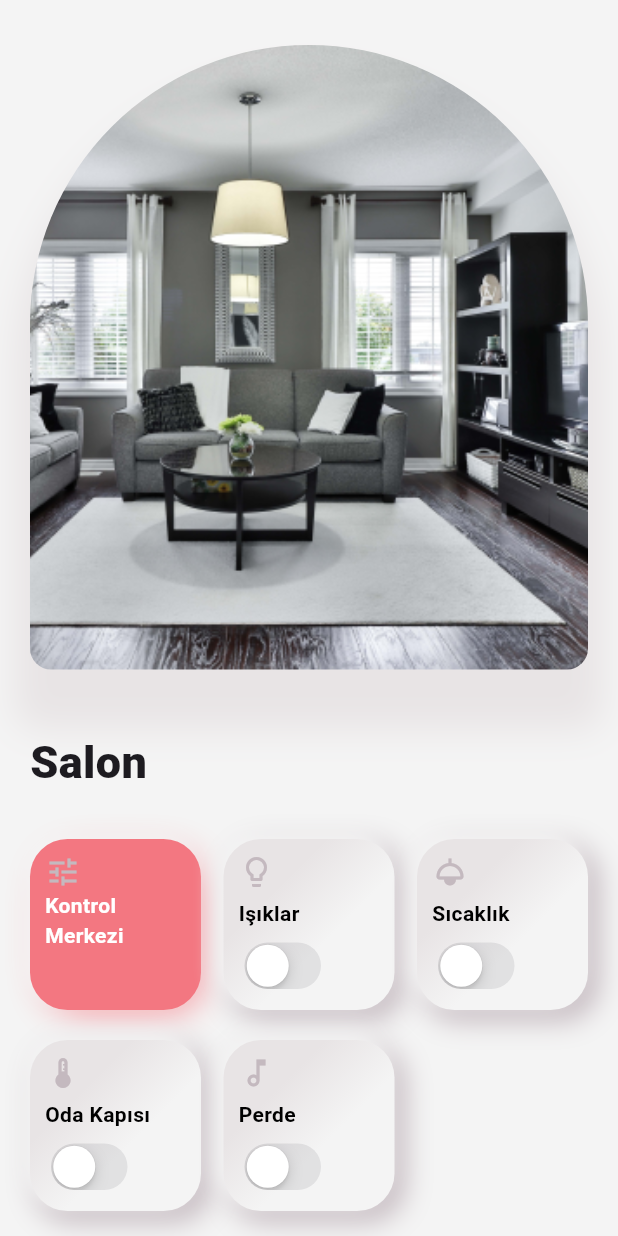
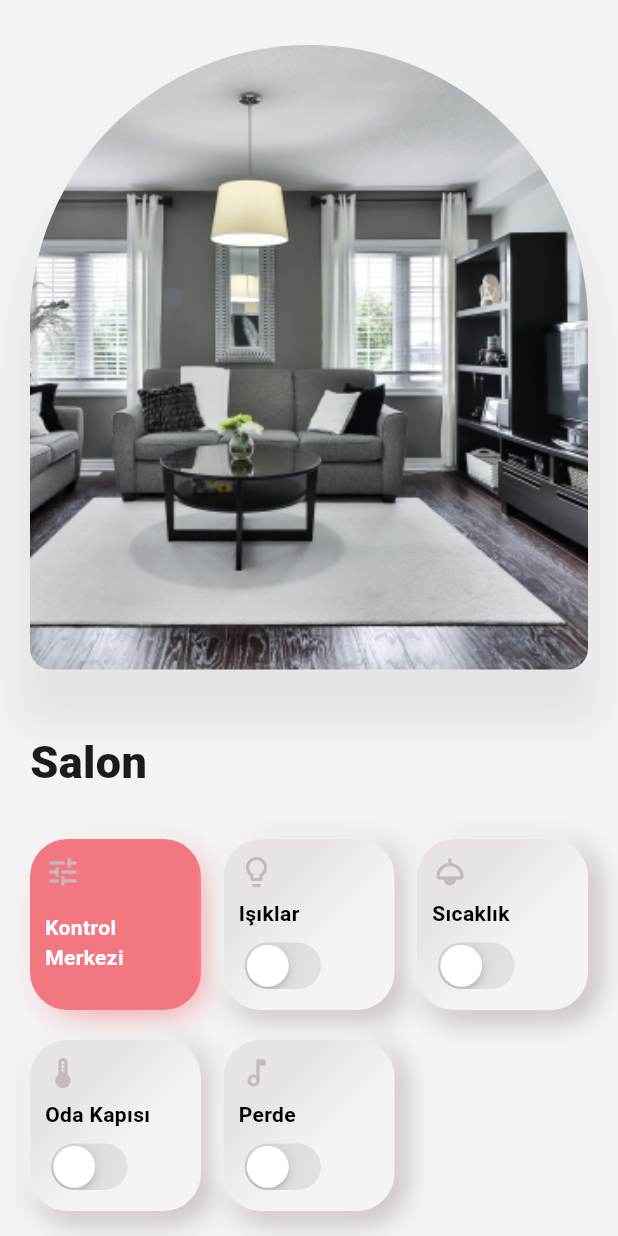
Before and after one commit to emnozturkq/homesmartapp, a Flutter app: the screen it shows after launch, on a phone screen of 412 x 824 dp. Run offline on Flutter 3.47's test engine with Material 3 defaults, Android fonts, the phone set to English and light mode, and no system bars; our stand-ins replace smooth_page_indicator; missing offline and left inert: mqtt_client.

Commit message:
first UI

```diff
--- a/lib/mqtt/mqtt_manager.dart
+++ b/lib/mqtt/mqtt_manager.dart
@@ -5,6 +5,13 @@ class MqttManager {
   late MqttServerClient client;
   Function(String, String)? onMessageReceived;
   Function()? onConnected;
+  final List<String> topics = [
+    'control_center',
+    'lights',
+    'temperature',
+    'door',
+    'curtain'
+  ];
 
   MqttManager({this.onMessageReceived, this.onConnected}) {
     client = MqttServerClient('broker.emqx.io', '');
@@ -23,6 +30,7 @@ class MqttManager {
 
   void connect() async {
     try {
+      print('Connecting to the MQTT broker...');
       await client.connect();
     } catch (e) {
       print('Exception during connection: $e');
@@ -41,8 +49,9 @@ class MqttManager {
   }
 
   void _resubscribeToTopics() {
-    final topics = ['emn', 'temperature', 'distance', 'fan'];
-    topics.forEach((topic) => subscribeToTopic(topic));
+    for (String topic in topics) {
+      subscribeToTopic(topic);
+    }
   }
 
   void _listenForMessages() {
@@ -66,23 +75,14 @@ class MqttManager {
     }
   }
 
-  void publishMessage(String message) {
+  void publishMessage(String topic, String message) {
     if (client.connectionStatus!.state == MqttConnectionState.connected) {
       final builder = MqttClientPayloadBuilder();
       builder.addString(message);
-      print('Publishing message: $message to topic: emn');
-      client.publishMessage('emn', MqttQos.atLeastOnce, builder.payload!);
+      client.publishMessage(topic, MqttQos.exactlyOnce, builder.payload!);
     } else {
       print('ERROR: MQTT client is not connected');
     }
-  }
-
-  void _disconnectOnError() {
-    client.disconnect();
-  }
-
-  void onDisconnected() {
-    print('Disconnected');
   }
 
   void _onConnectedHandler() {
@@ -95,4 +95,12 @@ class MqttManager {
   void onSubscribed(String topic) {
     print('Subscribed to $topic');
   }
+
+  void onDisconnected() {
+    print('Disconnected');
+  }
+
+  void _disconnectOnError() {
+    client.disconnect();
+  }
 }
--- a/lib/screens/AnaSayfa.dart
+++ b/lib/screens/AnaSayfa.dart
@@ -3,9 +3,21 @@ import 'package:homesmartapp/utils/sabit.dart';
 import 'package:homesmartapp/widgets/cihazDugmeleri.dart';
 import 'package:homesmartapp/widgets/odaWidget.dart';
 import 'package:smooth_page_indicator/smooth_page_indicator.dart';
+import 'package:homesmartapp/mqtt/mqtt_manager.dart';
 
 class AnaSayfa extends StatelessWidget {
-  const AnaSayfa({super.key});
+  final MqttManager mqttManager = MqttManager(
+    onConnected: () {
+      print('Connected to MQTT broker');
+    },
+    onMessageReceived: (topic, message) {
+      print('Received message: $message from topic: $topic');
+    },
+  );
+
+  AnaSayfa({super.key}) {
+    mqttManager.connect();
+  }
 
   @override
   Widget build(BuildContext context) {
@@ -23,6 +35,14 @@ class AnaSayfa extends StatelessWidget {
       'Sıcaklık',
       'Oda Kapısı',
       'Perde',
+    ];
+
+    List<String> topics = [
+      'control_center',
+      'lights',
+      'temperature',
+      'door',
+      'curtain',
     ];
 
     PageController kontrol = PageController();
@@ -45,46 +65,34 @@ class AnaSayfa extends StatelessWidget {
                               resim: 'living_room',
                               baslik: 'Salon',
                             ),
-                            /* OdaWidget(
-                              resim: 'bedroom',
-                              baslik: 'Yatak Odası',
-                            ),
-                             OdaWidget(
-                              resim: 'kitchen',
-                              baslik: 'Mutfak',
-                            ),*/
                           ],
                         ),
                       ),
                     ],
                   ),
-                  /* Positioned(
-                    bottom: 70,
-                    child: SmoothPageIndicator(
-                      controller: kontrol,
-                      count: 1,
-                    ),
-                  ), */
                 ],
               ),
             ),
-            SizedBox(height: 30),
+            const SizedBox(height: 30),
             Expanded(
               flex: 1,
               child: Padding(
-                padding: EdgeInsets.symmetric(horizontal: 20),
+                padding: const EdgeInsets.symmetric(horizontal: 20),
                 child: GridView.builder(
-                  gridDelegate: SliverGridDelegateWithFixedCrossAxisCount(
+                  gridDelegate: const SliverGridDelegateWithFixedCrossAxisCount(
                     crossAxisCount: 3,
                     mainAxisSpacing: 20,
                     crossAxisSpacing: 15,
                   ),
                   itemBuilder: (context, index) => Cihaztus(
-                      index: index,
-                      icon: tusIcons[index],
-                      baslik: tusAd[index]),
+                    index: index,
+                    icon: tusIcons[index],
+                    baslik: tusAd[index],
+                    mqttManager: mqttManager,
+                    topic: topics[index],
+                  ),
                   itemCount: tusIcons.length,
-                  physics: NeverScrollableScrollPhysics(),
+                  physics: const NeverScrollableScrollPhysics(),
                 ),
               ),
             )
--- a/lib/widgets/cihazDugmeleri.dart
+++ b/lib/widgets/cihazDugmeleri.dart
@@ -2,24 +2,48 @@ import 'package:flutter/cupertino.dart';
 import 'package:flutter/material.dart';
 import 'package:homesmartapp/screens/kontrolEkran.dart';
 import 'package:homesmartapp/utils/sabit.dart';
+import 'package:homesmartapp/mqtt/mqtt_manager.dart';
 
 class Cihaztus extends StatefulWidget {
   Cihaztus({
-    super.key,
+    Key? key,
     required this.index,
     required this.icon,
     required this.baslik,
-  });
+    required this.mqttManager,
+    required this.topic,
+  }) : super(key: key);
 
   final int index;
   final IconData icon;
   final String baslik;
+  final MqttManager mqttManager;
+  final String topic;
+
   @override
   State<Cihaztus> createState() => _CihaztusState();
 }
 
 class _CihaztusState extends State<Cihaztus> {
   bool aktiflik = false;
+
+  @override
+  void initState() {
+    super.initState();
+    print('Subscribing to topic: ${widget.topic}');
+    widget.mqttManager.subscribeToTopic(widget.topic);
+    widget.mqttManager.onMessageReceived = (topic, message) {
+      print(
+          'onMessageReceived callback invoked for topic $topic with message $message');
+      if (topic == widget.topic) {
+        print('Updating state for topic $topic with message $message');
+        setState(() {
+          aktiflik = message == '1';
+        });
+      }
+    };
+  }
+
   @override
   Widget build(BuildContext context) {
     Color golgeRenk = widget.index == 0 ? sabitler.pembe : sabitler.grirenk;
@@ -28,10 +52,11 @@ class _CihaztusState extends State<Cihaztus> {
       onTap: () {
         if (widget.index == 0) {
           Navigator.push(
-              context,
-              MaterialPageRoute(
-                builder: (context) => KontrolEkran(),
-              ));
+            context,
+            MaterialPageRoute(
+              builder: (context) => KontrolEkran(),
+            ),
+          );
         }
       },
       child: Container(
@@ -67,7 +92,7 @@ class _CihaztusState extends State<Cihaztus> {
                 ],
         ),
         child: Padding(
-          padding: EdgeInsets.symmetric(horizontal: 10, vertical: 10),
+          padding: const EdgeInsets.symmetric(horizontal: 10, vertical: 10),
           child: Column(
             children: [
               Icon(
@@ -89,12 +114,16 @@ class _CihaztusState extends State<Cihaztus> {
                         setState(() {
                           aktiflik = value;
                         });
+                        // MQTT mesajı gönder
+                        String message = value ? '1' : '0';
+                        print(
+                            'Publishing message: $message to topic: ${widget.topic}');
+                        widget.mqttManager
+                            .publishMessage(widget.topic, message);
                       },
                     ),
             ],
-            mainAxisAlignment: widget.index == 0
-                ? MainAxisAlignment.start
-                : MainAxisAlignment.spaceBetween,
+            mainAxisAlignment: MainAxisAlignment.spaceBetween,
             crossAxisAlignment: CrossAxisAlignment.start,
           ),
         ),
```
